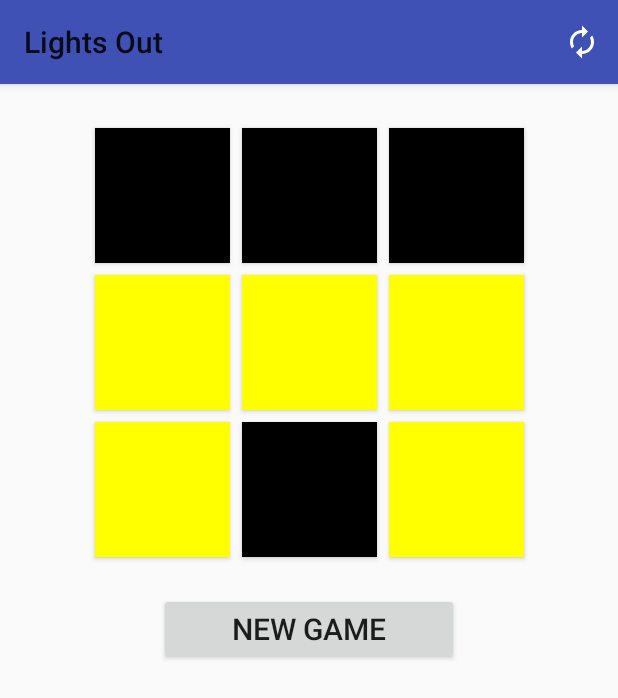
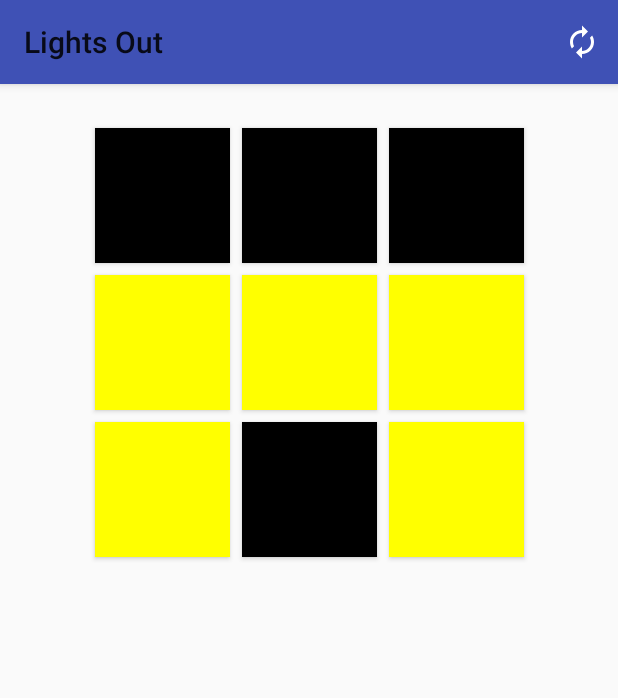
Before and after one commit to gharr27/LightsOut, an Android app: the screen it shows after launch (MainActivity), on a phone screen of 412 x 824 dp. Shown: the top 698 px of the screen. Run offline under Robolectric (Android 15) with nearby library versions, the phone set to English and light mode, and no system bars.

Commit message:
Remove New Game Button

```diff
--- a/app/src/main/res/layout/activity_main.xml
+++ b/app/src/main/res/layout/activity_main.xml
@@ -32,14 +32,4 @@
         <Button style="@style/LightButton" />
     </GridLayout>
 
-    <Button
-        android:id="@+id/new_game_button"
-        style="@style/GameOptionButton"
-        android:layout_marginTop="20dp"
-        android:text="@string/new_game"
-        android:onClick="onNewGameClick"
-        app:layout_constraintLeft_toLeftOf="parent"
-        app:layout_constraintRight_toRightOf="parent"
-        app:layout_constraintTop_toBottomOf="@id/light_grid" />
-
 </androidx.constraintlayout.widget.ConstraintLayout>
```
